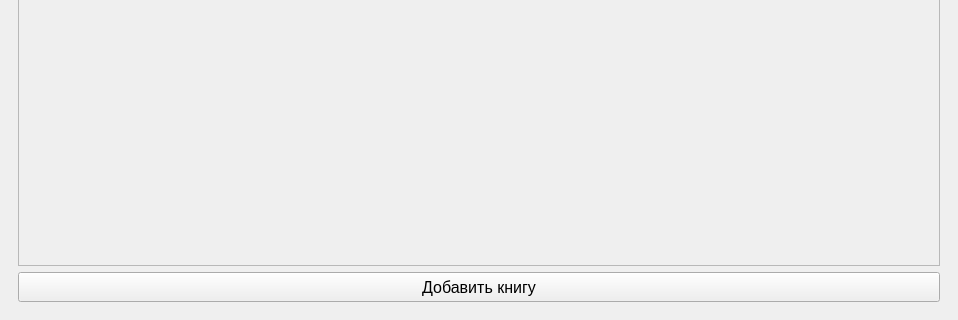
This is design/ui/admin_view.ui in Sandrkll1/BookStore as Qt 5 draws it before an edit; both pictures show x 0 to 958 and y 388 to 708 of the 958 by 708 pixel window. The edited form follows.
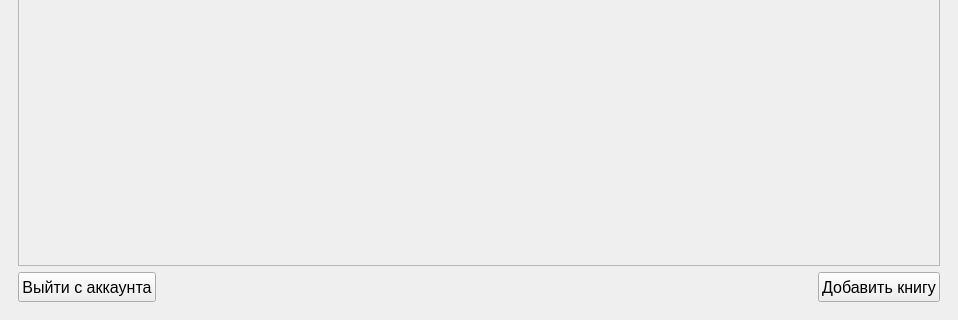
This is the edited form.

```diff
--- a/design/ui/admin_view.ui
+++ b/design/ui/admin_view.ui
@@ -16,6 +16,8 @@
   <widget class="QWidget" name="centralwidget">
    <layout class="QVBoxLayout" name="mainLayout">
     <item>
+     <layout class="QHBoxLayout">
+      <item>
      <widget class="QLabel" name="titleLabel">
       <property name="styleSheet">
        <string notr="true">font: 36pt &quot;MS Shell Dlg 2&quot;;</string>
@@ -28,6 +30,8 @@
       </property>
      </widget>
     </item>
+     </layout>
+    </item>
     <item>
      <widget class="QTabWidget" name="tabWidget">
       <property name="minimumSize">
@@ -119,6 +123,45 @@
          </widget>
         </item>
         <item>
+         <layout class="QHBoxLayout" name="horizontalLayout">
+          <item alignment="Qt::AlignLeft">
+           <widget class="QPushButton" name="exitAccountBtn">
+            <property name="minimumSize">
+             <size>
+              <width>0</width>
+              <height>30</height>
+             </size>
+            </property>
+            <property name="maximumSize">
+             <size>
+              <width>150</width>
+              <height>16777215</height>
+             </size>
+            </property>
+            <property name="font">
+             <font>
+              <pointsize>12</pointsize>
+             </font>
+            </property>
+            <property name="text">
+             <string>Выйти с аккаунта</string>
+            </property>
+           </widget>
+          </item>
+          <item>
+           <spacer name="horizontalSpacer">
+            <property name="orientation">
+             <enum>Qt::Horizontal</enum>
+            </property>
+            <property name="sizeHint" stdset="0">
+             <size>
+              <width>40</width>
+              <height>20</height>
+             </size>
+            </property>
+           </spacer>
+          </item>
+          <item alignment="Qt::AlignRight">
          <widget class="QPushButton" name="addBookBtn">
           <property name="minimumSize">
            <size>
@@ -126,6 +169,12 @@
             <height>30</height>
            </size>
           </property>
+            <property name="maximumSize">
+             <size>
+              <width>200</width>
+              <height>16777215</height>
+             </size>
+            </property>
           <property name="font">
            <font>
             <pointsize>12</pointsize>
@@ -137,6 +186,8 @@
          </widget>
         </item>
        </layout>
+        </item>
+       </layout>
       </widget>
       <widget class="QWidget" name="orderTab">
        <attribute name="title">
```
Left out of the diff: 4 changed lines with no effect on the pictures. Lines whose indentation alone changed are shown as unchanged.
